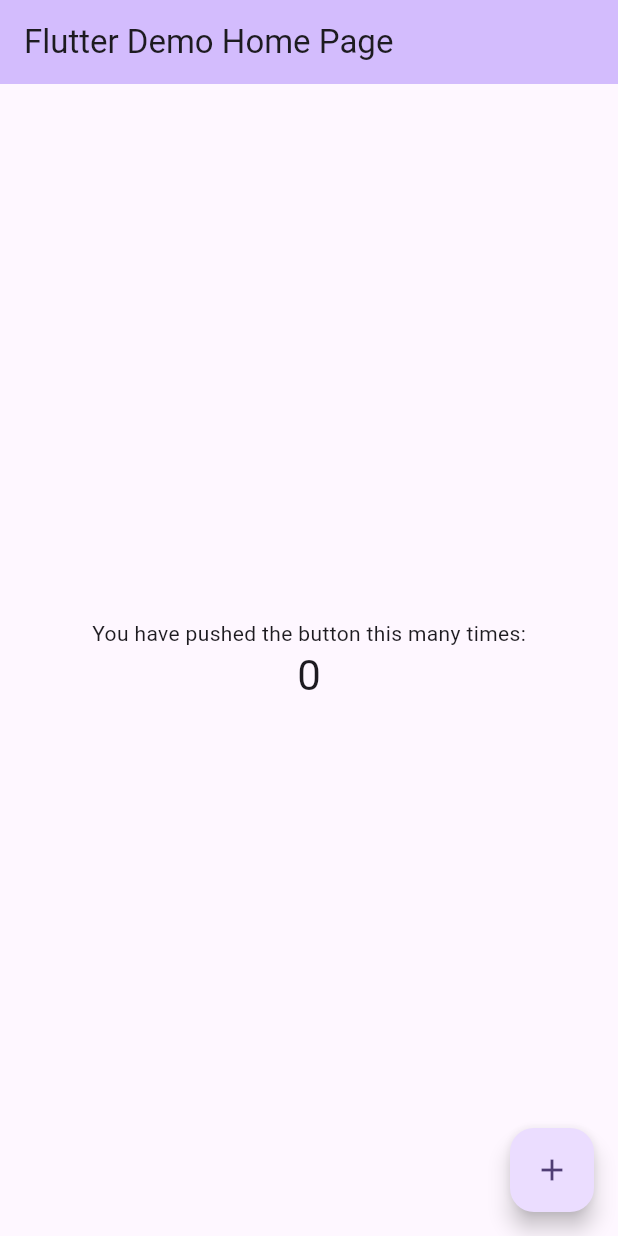
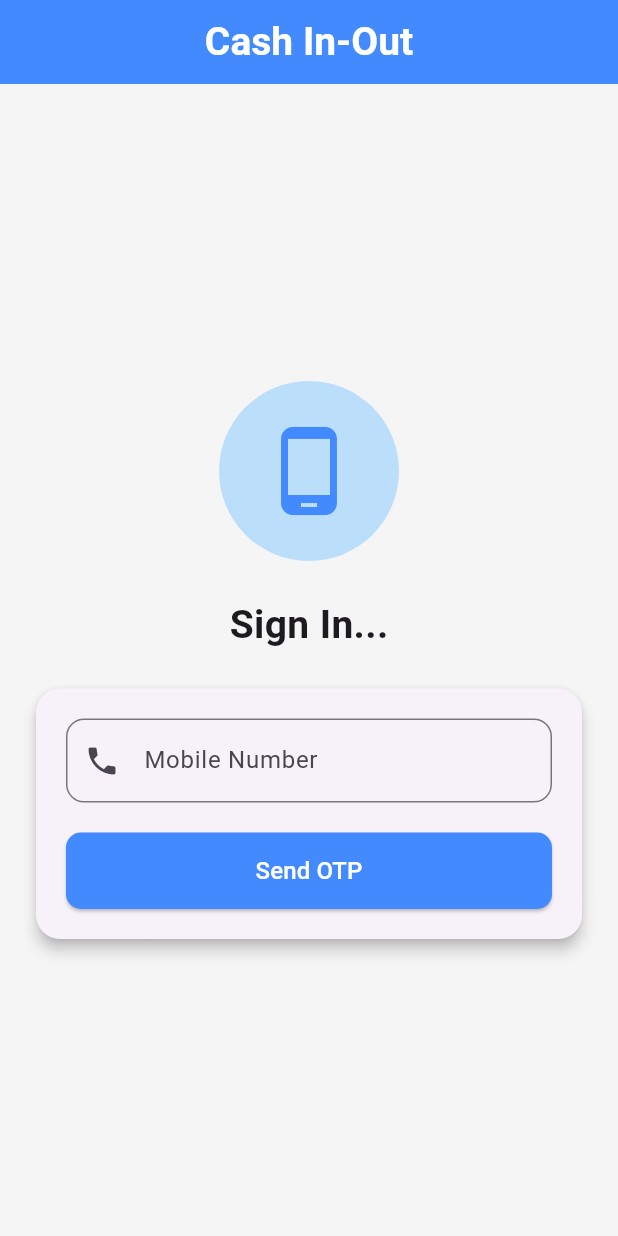
Before and after one commit to Milan-AppDev/Cash_in_out, a Flutter app: the screen it shows after launch, on a phone screen of 412 x 824 dp. Run offline on Flutter 3.47's test engine with Material 3 defaults, Android fonts, the phone set to English and light mode, and no system bars.

Commit message:
Sign in screen

```diff
--- /dev/null
+++ b/lib/Sign_up.dart
@@ -0,0 +1,157 @@
+import 'package:flutter/material.dart';
+
+class SignUpScreen extends StatefulWidget {
+  const SignUpScreen({Key? key}) : super(key: key);
+
+  @override
+  State<SignUpScreen> createState() => _SignUpScreenState();
+}
+
+class _SignUpScreenState extends State<SignUpScreen> {
+  final TextEditingController _mobileController = TextEditingController();
+  final _formKey = GlobalKey<FormState>();
+  bool _isLoading = false;
+
+  @override
+  void dispose() {
+    _mobileController.dispose();
+    super.dispose();
+  }
+
+  void _sendOtp() {
+    if (_formKey.currentState?.validate() ?? false) {
+      setState(() => _isLoading = true);
+      final mobile = _mobileController.text.trim();
+      Future.delayed(const Duration(seconds: 1), () {
+        setState(() => _isLoading = false);
+        ScaffoldMessenger.of(
+          context,
+        ).showSnackBar(SnackBar(content: Text('OTP sent to $mobile')));
+      });
+    }
+  }
+
+  @override
+  Widget build(BuildContext context) {
+    return SafeArea(
+      child: Scaffold(
+        backgroundColor: Colors.grey[100],
+        appBar: AppBar(
+          backgroundColor: Colors.blueAccent,
+          title: const Text(
+            'Cash In-Out',
+            style: TextStyle(
+              color: Colors.white,
+              fontSize: 26,
+              fontWeight: FontWeight.bold,
+            ),
+          ),
+          centerTitle: true,
+          elevation: 0,
+        ),
+        body: Center(
+          child: SingleChildScrollView(
+            child: Column(
+              mainAxisAlignment: MainAxisAlignment.center,
+              children: [
+                CircleAvatar(
+                  radius: 60,
+                  backgroundColor: Colors.blue[100],
+                  child: const Icon(
+                    Icons.phone_android,
+                    size: 64,
+                    color: Colors.blueAccent,
+                  ),
+                ),
+                const SizedBox(height: 24),
+                Text(
+                  "Sign In...",
+                  style: TextStyle(fontWeight: FontWeight.bold, fontSize: 26),
+                ),
+                const SizedBox(height: 24),
+                Card(
+                  elevation: 4,
+                  shape: RoundedRectangleBorder(
+                    borderRadius: BorderRadius.circular(16),
+                  ),
+                  margin: const EdgeInsets.symmetric(horizontal: 24),
+                  child: Padding(
+                    padding: const EdgeInsets.all(20.0),
+                    child: Form(
+                      key: _formKey,
+                      child: Column(
+                        mainAxisSize: MainAxisSize.min,
+                        children: [
+                          TextFormField(
+                            controller: _mobileController,
+                            keyboardType: TextInputType.phone,
+                            maxLength: 10,
+                            decoration: InputDecoration(
+                              labelText: 'Mobile Number',
+                              prefixIcon: const Icon(Icons.phone),
+                              border: OutlineInputBorder(
+                                borderRadius: BorderRadius.circular(12),
+                              ),
+                              counterText: '',
+                            ),
+                            validator: (value) {
+                              if (value == null || value.trim().isEmpty) {
+                                return 'Please enter your mobile number';
+                              }
+                              if (!RegExp(
+                                r'^\d{10}\$',
+                              ).hasMatch(value.trim())) {
+                                return 'Enter a valid 10-digit number';
+                              }
+                              return null;
+                            },
+                          ),
+                          const SizedBox(height: 20),
+                          SizedBox(
+                            width: double.infinity,
+                            child: ElevatedButton(
+                              style: ElevatedButton.styleFrom(
+                                padding: const EdgeInsets.symmetric(
+                                  vertical: 14,
+                                ),
+                                shape: RoundedRectangleBorder(
+                                  borderRadius: BorderRadius.circular(10),
+                                ),
+                                backgroundColor: Colors.blueAccent,
+                              ),
+                              onPressed: _isLoading ? null : _sendOtp,
+                              child:
+                                  _isLoading
+                                      ? const SizedBox(
+                                        height: 20,
+                                        width: 20,
+                                        child: CircularProgressIndicator(
+                                          strokeWidth: 2,
+                                          valueColor:
+                                              AlwaysStoppedAnimation<Color>(
+                                                Colors.white,
+                                              ),
+                                        ),
+                                      )
+                                      : const Text(
+                                        'Send OTP',
+                                        style: TextStyle(
+                                          fontSize: 16,
+                                          color: Colors.white,
+                                        ),
+                                      ),
+                            ),
+                          ),
+                        ],
+                      ),
+                    ),
+                  ),
+                ),
+              ],
+            ),
+          ),
+        ),
+      ),
+    );
+  }
+}
--- a/lib/main.dart
+++ b/lib/main.dart
@@ -1,3 +1,4 @@
+import 'package:cash_in_out/Sign_up.dart';
 import 'package:flutter/material.dart';
 
 void main() {
@@ -7,116 +8,8 @@ void main() {
 class MyApp extends StatelessWidget {
   const MyApp({super.key});
 
-  // This widget is the root of your application.
   @override
   Widget build(BuildContext context) {
-    return MaterialApp(
-      title: 'Flutter Demo',
-      theme: ThemeData(
-        // This is the theme of your application.
-        //
-        // TRY THIS: Try running your application with "flutter run". You'll see
-        // the application has a purple toolbar. Then, without quitting the app,
-        // try changing the seedColor in the colorScheme below to Colors.green
-        // and then invoke "hot reload" (save your changes or press the "hot
-        // reload" button in a Flutter-supported IDE, or press "r" if you used
-        // the command line to start the app).
-        //
-        // Notice that the counter didn't reset back to zero; the application
-        // state is not lost during the reload. To reset the state, use hot
-        // restart instead.
-        //
-        // This works for code too, not just values: Most code changes can be
-        // tested with just a hot reload.
-        colorScheme: ColorScheme.fromSeed(seedColor: Colors.deepPurple),
-      ),
-      home: const MyHomePage(title: 'Flutter Demo Home Page'),
-    );
+    return MaterialApp(title: 'Cash In-Out', home: const SignUpScreen());
   }
 }
-
-class MyHomePage extends StatefulWidget {
-  const MyHomePage({super.key, required this.title});
-
-  // This widget is the home page of your application. It is stateful, meaning
-  // that it has a State object (defined below) that contains fields that affect
-  // how it looks.
-
-  // This class is the configuration for the state. It holds the values (in this
-  // case the title) provided by the parent (in this case the App widget) and
-  // used by the build method of the State. Fields in a Widget subclass are
-  // always marked "final".
-
-  final String title;
-
-  @override
-  State<MyHomePage> createState() => _MyHomePageState();
-}
-
-class _MyHomePageState extends State<MyHomePage> {
-  int _counter = 0;
-
-  void _incrementCounter() {
-    setState(() {
-      // This call to setState tells the Flutter framework that something has
-      // changed in this State, which causes it to rerun the build method below
-      // so that the display can reflect the updated values. If we changed
-      // _counter without calling setState(), then the build method would not be
-      // called again, and so nothing would appear to happen.
-      _counter++;
-    });
-  }
-
-  @override
-  Widget build(BuildContext context) {
-    // This method is rerun every time setState is called, for instance as done
-    // by the _incrementCounter method above.
-    //
-    // The Flutter framework has been optimized to make rerunning build methods
-    // fast, so that you can just rebuild anything that needs updating rather
-    // than having to individually change instances of widgets.
-    return Scaffold(
-      appBar: AppBar(
-        // TRY THIS: Try changing the color here to a specific color (to
-        // Colors.amber, perhaps?) and trigger a hot reload to see the AppBar
-        // change color while the other colors stay the same.
-        backgroundColor: Theme.of(context).colorScheme.inversePrimary,
-        // Here we take the value from the MyHomePage object that was created by
-        // the App.build method, and use it to set our appbar title.
-        title: Text(widget.title),
-      ),
-      body: Center(
-        // Center is a layout widget. It takes a single child and positions it
-        // in the middle of the parent.
-        child: Column(
-          // Column is also a layout widget. It takes a list of children and
-          // arranges them vertically. By default, it sizes itself to fit its
-          // children horizontally, and tries to be as tall as its parent.
-          //
-          // Column has various properties to control how it sizes itself and
-          // how it positions its children. Here we use mainAxisAlignment to
-          // center the children vertically; the main axis here is the vertical
-          // axis because Columns are vertical (the cross axis would be
-          // horizontal).
-          //
-          // TRY THIS: Invoke "debug painting" (choose the "Toggle Debug Paint"
-          // action in the IDE, or press "p" in the console), to see the
-          // wireframe for each widget.
-          mainAxisAlignment: MainAxisAlignment.center,
-          children: <Widget>[
-            const Text('You have pushed the button this many times:'),
-            Text(
-              '$_counter',
-              style: Theme.of(context).textTheme.headlineMedium,
-            ),
-          ],
-        ),
-      ),
-      floatingActionButton: FloatingActionButton(
-        onPressed: _incrementCounter,
-        tooltip: 'Increment',
-        child: const Icon(Icons.add),
-      ), // This trailing comma makes auto-formatting nicer for build methods.
-    );
-  }
-}
```
